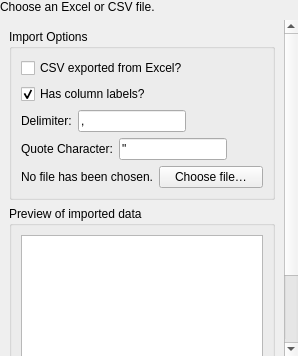
Above: src/rc_metastudio/forms/csv_import_page.ui from AliSalman-et-al/rc-metastudio before the change. Below: the same form after it.
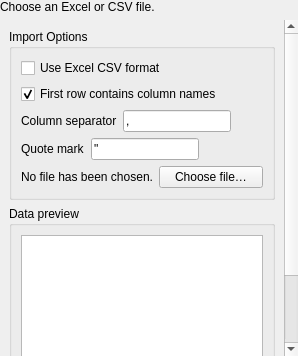
That is the form after the change. Icons and pictures are not drawn.

Commit message: Use plain wording for import and validation messages

What changed in the file:
```diff
--- a/src/rc_metastudio/forms/csv_import_page.ui
+++ b/src/rc_metastudio/forms/csv_import_page.ui
@@ -54,14 +54,14 @@
       <item>
        <widget class="QCheckBox" name="from_excel_chkbx">
         <property name="text">
-         <string>CSV exported from Excel?</string>
+         <string>Use Excel CSV format</string>
         </property>
        </widget>
       </item>
       <item>
        <widget class="QCheckBox" name="has_headers_chkbx">
         <property name="text">
-         <string>Has column labels?</string>
+         <string>First row contains column names</string>
         </property>
         <property name="checked">
          <bool>true</bool>
@@ -73,7 +73,7 @@
         <item>
          <widget class="QLabel" name="delimiter_label">
           <property name="text">
-           <string>Delimiter:</string>
+           <string>Column separator</string>
           </property>
           <property name="buddy">
            <cstring>delimter_le</cstring>
@@ -114,7 +114,7 @@
         <item>
          <widget class="QLabel" name="label_2">
           <property name="text">
-           <string>Quote Character:</string>
+           <string>Quote mark</string>
           </property>
           <property name="buddy">
            <cstring>quotechar_le</cstring>
@@ -182,7 +182,7 @@
    <item>
     <widget class="QGroupBox" name="preview_grp_box">
      <property name="title">
-      <string>Preview of imported data</string>
+      <string>Data preview</string>
      </property>
      <layout class="QHBoxLayout" name="horizontalLayout_5">
       <item>
```
The commit also changes 6 other files.
